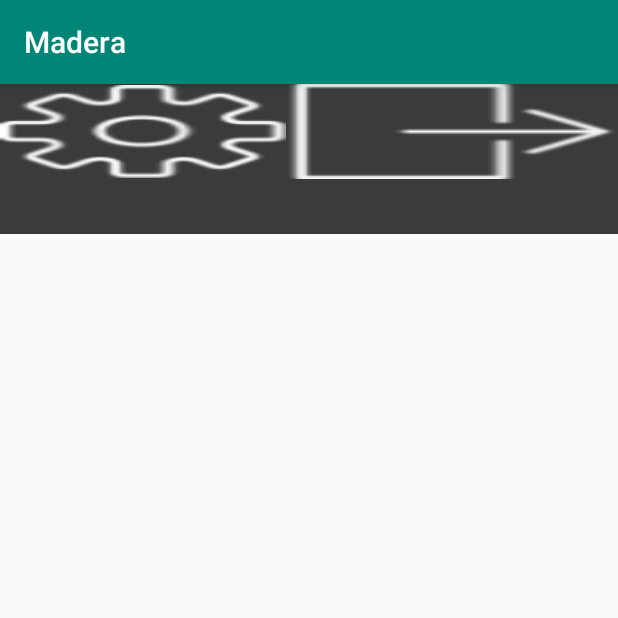
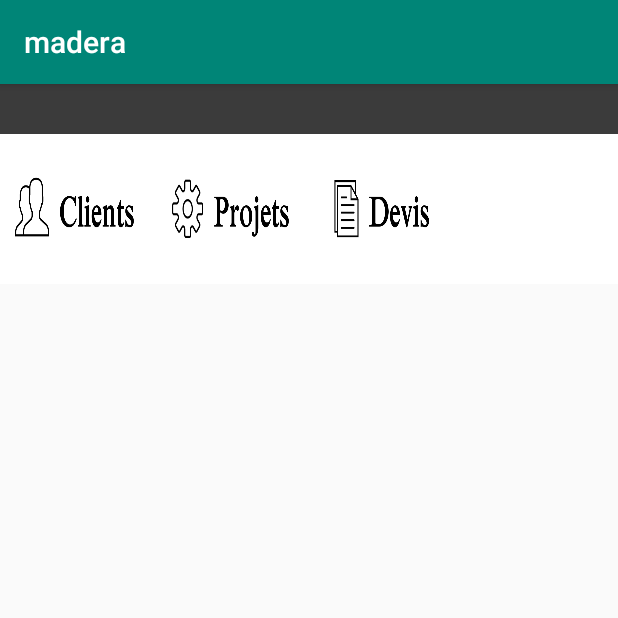
Before and after one commit to MaderaEquipe/AndroidApp, an Android app: the screen it shows after launch (MenuActivity), on a phone screen of 412 x 824 dp, the top half of it. Run offline under Robolectric (Android 15) with nearby library versions, the phone set to English and light mode, and no system bars.

Commit message:
add 5 buttons!!! youpi

```diff
--- a/app/src/main/res/layout/activity_menu.xml
+++ b/app/src/main/res/layout/activity_menu.xml
@@ -12,23 +12,67 @@
 
             <LinearLayout
                 android:layout_width="match_parent"
-                android:layout_height="150px"
+                android:layout_height="50px"
                 android:background="#3B3B3B">
 
+                <RelativeLayout
+                    android:layout_width="862dp"
+                    android:layout_height="match_parent"
+                    android:layout_weight="1"
+                    android:background="#3B3B3B" />
 
                 <Button
                     android:id="@+id/button2"
-                    android:layout_width="58dp"
-                    android:layout_height="wrap_content"
+                    android:layout_width="5dp"
+                    android:layout_height="match_parent"
+                    android:layout_marginRight="30px"
+                    android:layout_marginTop="5px"
+                    android:layout_marginBottom="5px"
                     android:layout_weight="1"
-                    android:background="@drawable/settings" />
+                    android:background="@drawable/settingswhite" />
 
                 <Button
                     android:id="@+id/button3"
+                    android:layout_width="5px"
+                    android:layout_height="25dp"
+                    android:layout_marginRight="20px"
+                    android:layout_marginTop="5px"
+                    android:layout_weight="1"
+                    android:background="@drawable/exit" />
+            </LinearLayout>
+            <LinearLayout
+                android:layout_marginTop="50px"
+                android:layout_width="wrap_content"
+                android:layout_height="150px"
+                android:background="#FFFFFF">
+
+                <Button
+                    android:id="@+id/projet"
                     android:layout_width="wrap_content"
                     android:layout_height="wrap_content"
                     android:layout_weight="1"
-                    android:background="@drawable/exit" />
+                    android:background="@drawable/buttonclient" />
+
+                <Button
+                    android:id="@+id/clients"
+                    android:layout_width="wrap_content"
+                    android:layout_height="wrap_content"
+                    android:layout_weight="1"
+                    android:background="@drawable/buttonprojet" />
+
+                <Button
+                    android:id="@+id/devis"
+                    android:layout_width="wrap_content"
+                    android:layout_height="wrap_content"
+                    android:layout_weight="1"
+                    android:background="@drawable/buttondevis" />
+                <RelativeLayout
+                    android:id="@+id/devdis"
+                    android:layout_width="match_parent"
+                    android:layout_height="match_parent"
+                    android:layout_weight="1"
+                    android:background="#FFFFFF" />
+
             </LinearLayout>
         </RelativeLayout>
 
--- a/app/src/main/res/values/strings.xml
+++ b/app/src/main/res/values/strings.xml
@@ -1,3 +1,3 @@
 <resources>
-    <string name="app_name">Madera</string>
+    <string name="app_name">madera</string>
 </resources>
```
Also changed, not shown: app/src/main/res/drawable-v24/file.png (deleted), app/src/main/res/drawable-v24/madera.png (renamed from app/src/main/res/drawable-v24/Madera.png), app/src/main/res/drawable-v24/settingswhite.png (renamed from app/src/main/res/drawable-v24/settings.png), app/src/main/res/drawable/buttonclient.png (added), app/src/main/res/drawable/buttondevis.png (added), app/src/main/res/drawable/buttonprojet.png (added), app/src/main/res/drawable/file.png (added), app/src/main/res/drawable/settingsblack.png (added), app/src/main/res/drawable/users.png (added).
